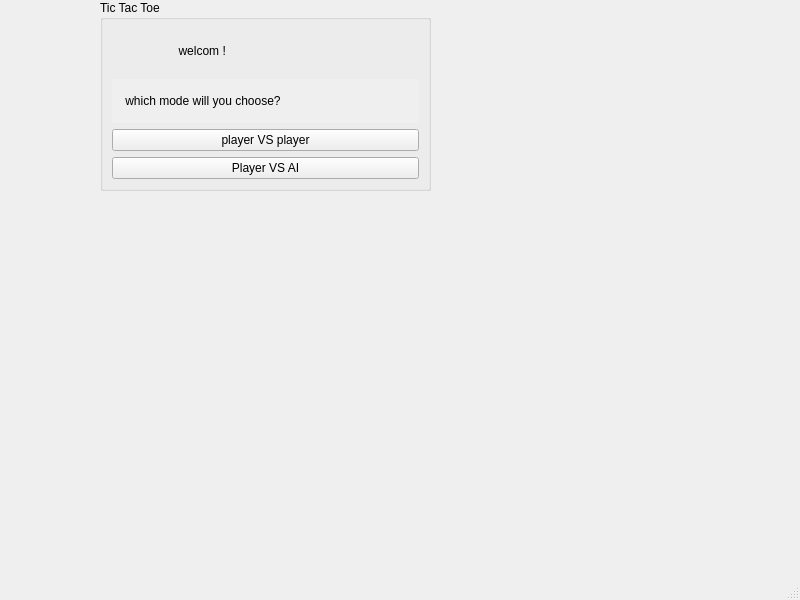
Jolinejo/Advanced-Tic-Tac-Toe, file tictactoev/mainwindow.ui: the form before one commit.
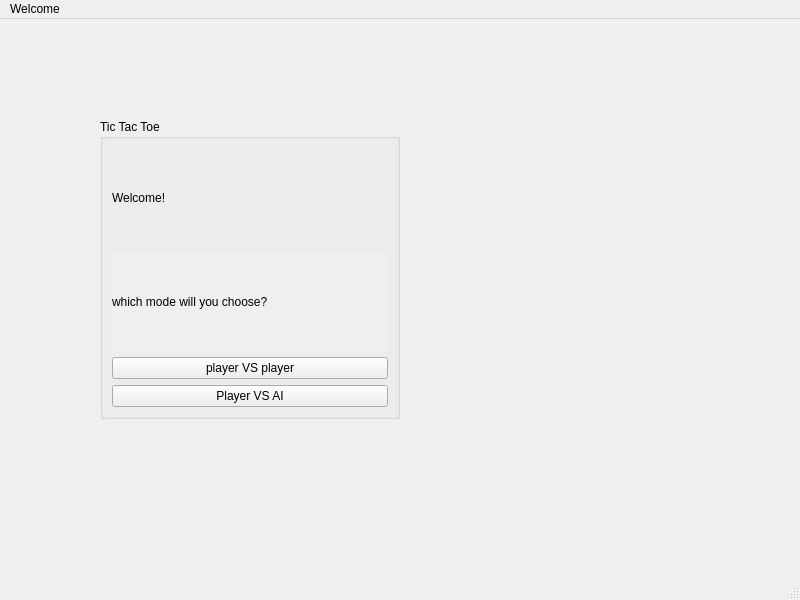
The form after the commit.

Diff of the .ui file:
```diff
--- a/tictactoev/mainwindow.ui
+++ b/tictactoev/mainwindow.ui
@@ -21,11 +21,14 @@
     <property name="geometry">
      <rect>
       <x>100</x>
-      <y>0</y>
-      <width>331</width>
-      <height>191</height>
+      <y>100</y>
+      <width>300</width>
+      <height>300</height>
      </rect>
     </property>
+    <property name="autoFillBackground">
+     <bool>false</bool>
+    </property>
     <property name="title">
      <string>Tic Tac Toe</string>
     </property>
@@ -35,7 +38,7 @@
        <item>
         <widget class="QLabel" name="label_2">
          <property name="text">
-          <string>                    welcom !</string>
+          <string>Welcome!</string>
          </property>
         </widget>
        </item>
@@ -45,7 +48,7 @@
           <bool>true</bool>
          </property>
          <property name="text">
-          <string>    which mode will you choose?</string>
+          <string>which mode will you choose?</string>
          </property>
          <property name="scaledContents">
           <bool>false</bool>
@@ -80,6 +83,12 @@
      <height>24</height>
     </rect>
    </property>
+   <widget class="QMenu" name="menuWelcome">
+    <property name="title">
+     <string>Welcome</string>
+    </property>
+   </widget>
+   <addaction name="menuWelcome"/>
   </widget>
   <widget class="QStatusBar" name="statusbar"/>
  </widget>
```
Left out of the diff: 2 changed lines with no effect on the pictures.
